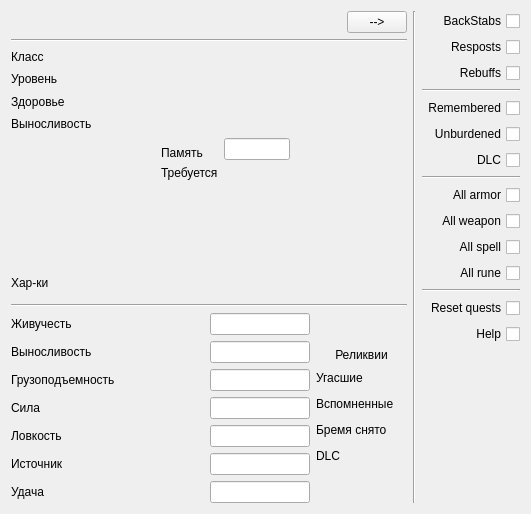
Above: tab_stats.ui from lDeathlWhisperl/TLHoN_SE before the change. Below: the same form after it.
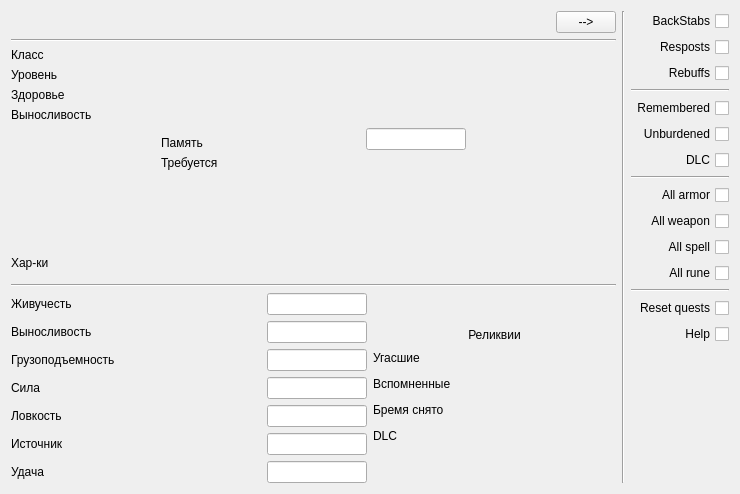
That is the form after the change.

Commit message:
Tab_Stats
Added lineEdit validation
Added "Help" and "Reset quests" cheats
Fixed expanding UI when toggling cheat button
Uncommented logging into the file

Patch:
```diff
--- a/tab_stats.ui
+++ b/tab_stats.ui
@@ -6,8 +6,8 @@
    <rect>
     <x>0</x>
     <y>0</y>
-    <width>531</width>
-    <height>514</height>
+    <width>740</width>
+    <height>494</height>
    </rect>
   </property>
   <property name="sizePolicy">
@@ -647,6 +647,9 @@
                <property name="text">
                 <string>Угасшие</string>
                </property>
+               <property name="textFormat">
+                <enum>Qt::TextFormat::AutoText</enum>
+               </property>
               </widget>
              </item>
              <item row="3" column="0">
```
Left out of the diff: 41 changed lines with no effect on the pictures. The commit also changes 4 other files.
